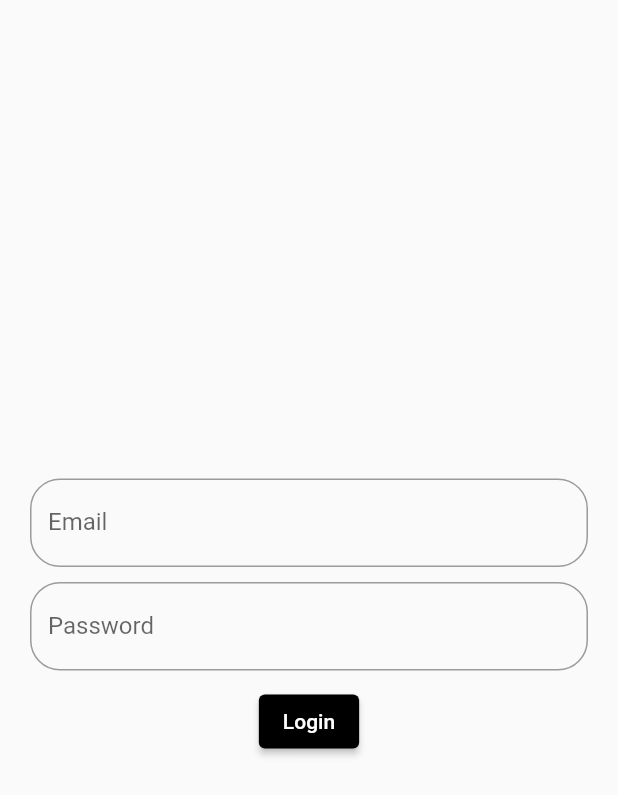
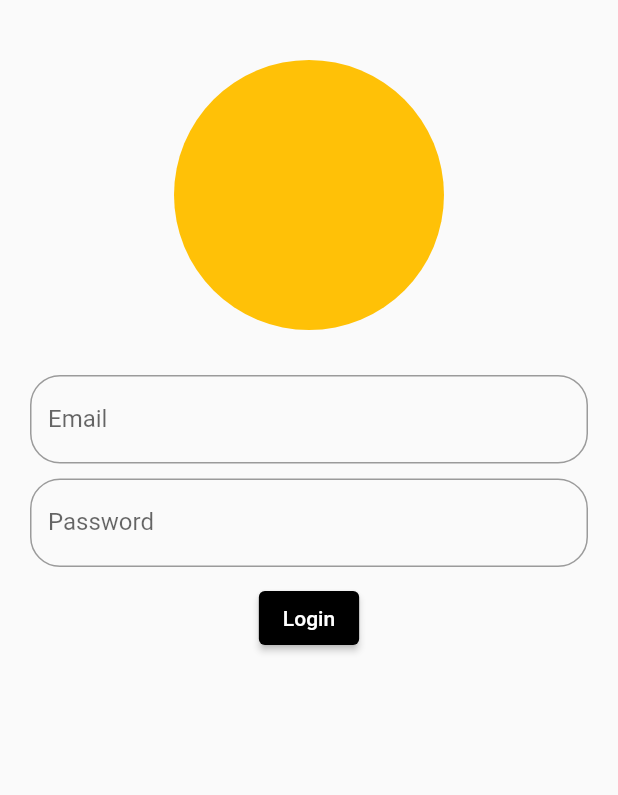
Before and after one commit to anurag548/news_viewer, a Flutter app: the screen it shows after launch, after a tap on "Login", on a phone screen of 412 x 824 dp. Shown: the top 795 px of the screen. Run offline on Flutter 3.47's test engine with Material 2 defaults, Android fonts, the phone set to English and light mode, and no system bars; our stand-ins replace carousel_slider, cloud_firestore, firebase_auth, firebase_core, fluttertoast, get and 2 more; accounts and stored records are empty; network calls fail.

Commit message:
New Features: Keep  user login, Nested Favorites| TODO: Add logo at home and for app custom drawer menu name

```diff
--- a/lib/login.dart
+++ b/lib/login.dart
@@ -1,5 +1,7 @@
+import 'package:cloud_firestore/cloud_firestore.dart';
 import 'package:firebase_core/firebase_core.dart';
 import 'package:flutter/material.dart';
+import 'package:fluttertoast/fluttertoast.dart';
 import 'package:news_viewer/newsandcovid/default_home.dart';
 import 'package:firebase_auth/firebase_auth.dart';
 
@@ -12,20 +14,49 @@ class LoginPage extends StatefulWidget {
 
 class _LoginPageState extends State<LoginPage> {
   final _auth = FirebaseAuth.instance;
+  final _db = FirebaseFirestore.instance;
+
   // Controllers
-
   final _usernameController = TextEditingController();
   final _passwordController = TextEditingController();
+  final _nameController = TextEditingController();
+
+  //Registration
+  bool isRegstered = false;
 
   //Login Form Widget
   @override
   Widget build(BuildContext context) {
     return Scaffold(
+      resizeToAvoidBottomInset: true,
       body: Padding(
           padding: const EdgeInsets.all(20.0),
+          child: SingleChildScrollView(
             child: Column(
                 mainAxisAlignment: MainAxisAlignment.center,
                 children: <Widget>[
+                  const SizedBox(
+                    height: 20,
+                  ),
+                  const CircleAvatar(
+                      maxRadius: 90.0, backgroundColor: Colors.amber),
+                  const SizedBox(
+                    height: 20,
+                  ),
+                  isRegstered
+                      ? TextFormField(
+                          controller: _nameController,
+                          decoration: InputDecoration(
+                              border: OutlineInputBorder(
+                                  borderRadius: BorderRadius.circular(20)),
+                              label: const Text('Name'),
+                              floatingLabelBehavior:
+                                  FloatingLabelBehavior.auto),
+                        )
+                      : const SizedBox(),
+                  const SizedBox(
+                    height: 10,
+                  ),
                   TextFormField(
                     controller: _usernameController,
                     decoration: InputDecoration(
@@ -48,26 +79,68 @@ class _LoginPageState extends State<LoginPage> {
                   const SizedBox(
                     height: 10,
                   ),
-                ElevatedButton(
+                  isRegstered
+                      ? ElevatedButton(
+                          style: ButtonStyle(
+                              backgroundColor:
+                                  MaterialStateProperty.all(Colors.black)),
+                          onPressed: _registerUser,
+                          child: const Text('Register'))
+                      : ElevatedButton(
                           style: ButtonStyle(
                               backgroundColor:
                                   MaterialStateProperty.all(Colors.black)),
                           onPressed: _loginUser,
                           child: const Text('Login'))
-              ])),
+                ]),
+          )),
     );
+  }
+
+  Future<void> _registerUser() async {
+    try {
+      await _auth
+          .createUserWithEmailAndPassword(
+              email: _usernameController.text,
+              password: _passwordController.text)
+          .then((value) => {
+                FirebaseAuth.instance.signInWithEmailAndPassword(
+                    email: _usernameController.text,
+                    password: _passwordController.text)
+              });
+      var user = _auth.currentUser!.uid;
+      var createDB = _db.collection('users').doc(user);
+      var dataToUpload = {
+        'name': _nameController.text,
+        'Email': _usernameController.text,
+        'Password': _passwordController.text,
+      };
+      await createDB.set(dataToUpload);
+    } catch (e) {}
   }
 
   Future<void> _loginUser() async {
     try {
-      final login = await _auth.signInWithEmailAndPassword(
-          email: _usernameController.text, password: _passwordController.text);
-      if (login != null) {
-        Navigator.pushAndRemoveUntil(context,
-            MaterialPageRoute(builder: (_) => NewsRoom()), (r) => false);
-      }
+      await _auth
+          .signInWithEmailAndPassword(
+              email: _usernameController.text,
+              password: _passwordController.text)
+          .then((value) => Navigator.pushAndRemoveUntil(context,
+              MaterialPageRoute(builder: (_) => NewsRoom()), (r) => false));
     } on FirebaseAuthException catch (e) {
       print(e);
+      if (e.code == 'wrong-password') {
+        Fluttertoast.showToast(msg: "Wrong Password");
+      }
+      if (e.code == 'invalid-email') {
+        Fluttertoast.showToast(msg: "Invalid Email");
+      }
+      if (e.code == "user-not-found") {
+        setState(() {
+          isRegstered = true;
+        });
+        Fluttertoast.showToast(msg: "No such Email");
       }
     }
   }
+}
--- a/lib/main.dart
+++ b/lib/main.dart
@@ -1,19 +1,31 @@
+import 'package:firebase_auth/firebase_auth.dart';
 import 'package:flutter/material.dart';
 import 'package:news_viewer/login.dart';
 import 'package:firebase_core/firebase_core.dart';
+import 'package:news_viewer/newsandcovid/default_home.dart';
 
 Future<void> main() async {
   WidgetsFlutterBinding.ensureInitialized();
   await Firebase.initializeApp();
-  runApp(const MyApp());
+  runApp(MyApp());
 }
 
 class MyApp extends StatelessWidget {
-  const MyApp({Key? key}) : super(key: key);
+  MyApp({Key? key}) : super(key: key);
 
+  User? user = FirebaseAuth.instance.currentUser;
   @override
   Widget build(BuildContext context) {
-    return const MaterialApp(
-        debugShowCheckedModeBanner: false, home: LoginPage());
+    return MaterialApp(
+        debugShowCheckedModeBanner: false,
+        home: StreamBuilder<User?>(
+            stream: FirebaseAuth.instance.authStateChanges(),
+            builder: (context, snapshot) {
+              if (snapshot.hasData) {
+                return const NewsRoom();
+              } else {
+                return const LoginPage();
+              }
+            }));
   }
 }
--- a/lib/models/news.dart
+++ b/lib/models/news.dart
@@ -38,7 +38,7 @@ class ArticleModel {
   String url;
   String urlToImage;
   String content;
-  String author;
+  String? author;
 
   ArticleModel(
       {required this.author,
--- a/lib/newsandcovid/default_home.dart
+++ b/lib/newsandcovid/default_home.dart
@@ -16,12 +16,12 @@ class _NewsRoomState extends State<NewsRoom> {
   bool _loading = true;
   List<ArticleModel> articles = <ArticleModel>[];
 
-  var title = ['Title Here', 'TestTitle'];
-  var desc = ['Description her', 'Test Description'];
-  var content = ['Content Here', 'Here Content'];
-  var url = 'Test Url';
-  var imageURL =
-      'https://i.kym-cdn.com/photos/images/original/001/555/449/7ce.jpg';
+  // var title = ['Title Here', 'TestTitle'];
+  // var desc = ['Description her', 'Test Description'];
+  // var content = ['Content Here', 'Here Content'];
+  // var url = 'Test Url';
+  // var imageURL =
+  //     'https://i.kym-cdn.com/photos/images/original/001/555/449/7ce.jpg';
 
   @override
   void initState() {
--- a/pubspec.yaml
+++ b/pubspec.yaml
@@ -41,6 +41,9 @@ dependencies:
   carousel_slider: ^4.1.1
   get: ^4.6.1
   cloud_firestore: ^3.1.14
+  fluttertoast: ^8.0.9
+  webview_flutter: ^3.0.2
+  url_launcher: ^6.1.0
 
 dev_dependencies:
   flutter_test:
```
Also changed, not shown: lib/newsandcovid/drawer_menu.dart (+20 -7 lines), lib/newsandcovid/fav_news.dart (+28 -11 lines), lib/newsandcovid/news_tile.dart (+28 -4 lines), pubspec.lock. Lines whose indentation alone changed are shown as unchanged.
